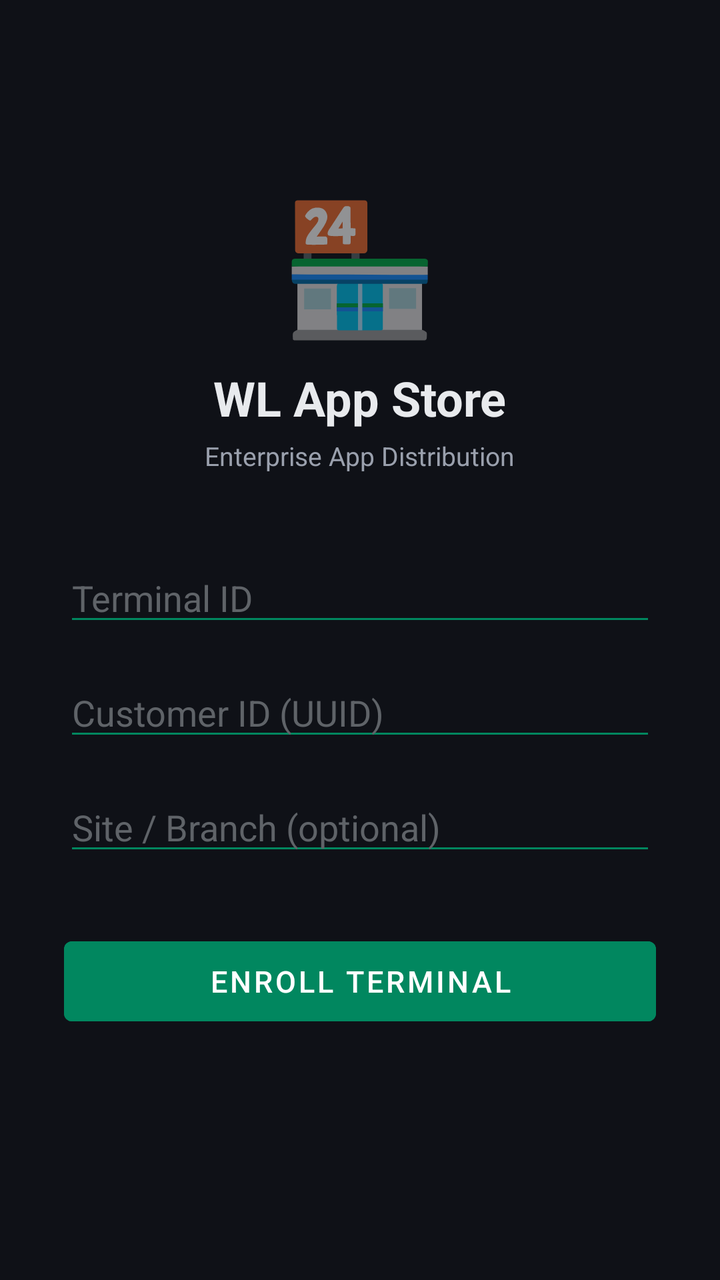
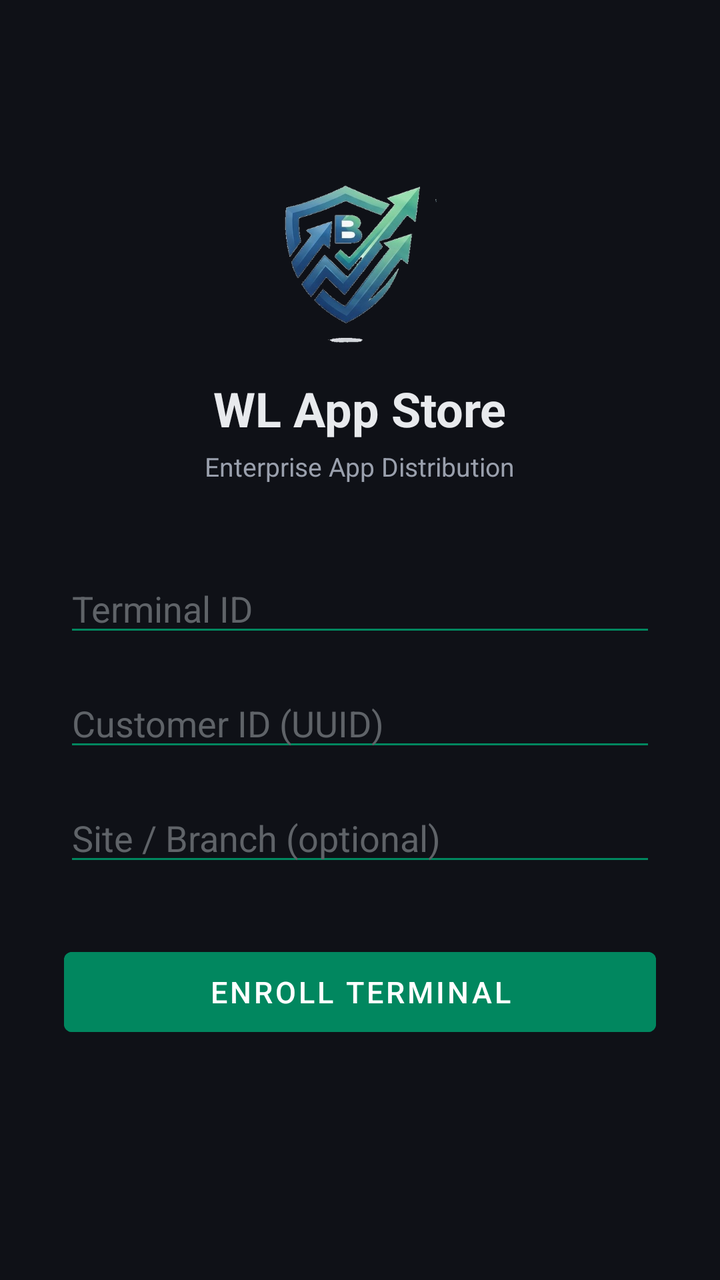

Compare the two renders of this Android layout. The source of the first and the diff that turns it into the second are given below.
<!-- AndroidManifest.xml: activity theme Theme.WLStore.Enrollment -->
<!-- res/layout/activity_enrollment.xml -->
<?xml version="1.0" encoding="utf-8"?>
<LinearLayout xmlns:android="http://schemas.android.com/apk/res/android"
    android:layout_width="match_parent"
    android:layout_height="match_parent"
    android:orientation="vertical"
    android:padding="32dp"
    android:gravity="center"
    android:background="#0F1117">

    
    <TextView
        android:layout_width="wrap_content"
        android:layout_height="wrap_content"
        android:text="🏪"
        android:textSize="64sp"
        android:layout_marginBottom="8dp" />

    <TextView
        android:layout_width="wrap_content"
        android:layout_height="wrap_content"
        android:text="WL App Store"
        android:textSize="24sp"
        android:textStyle="bold"
        android:textColor="#E8EAED"
        android:layout_marginBottom="4dp" />

    <TextView
        android:layout_width="wrap_content"
        android:layout_height="wrap_content"
        android:text="Enterprise App Distribution"
        android:textSize="13sp"
        android:textColor="#9AA0AD"
        android:layout_marginBottom="40dp" />

    
    <EditText
        android:id="@+id/et_terminal_id"
        android:layout_width="match_parent"
        android:layout_height="wrap_content"
        android:hint="Terminal ID"
        android:textColor="#E8EAED"
        android:textColorHint="#5F6368"
        android:backgroundTint="#01875F"
        android:inputType="textCapCharacters"
        android:layout_marginBottom="16dp" />

    
    <EditText
        android:id="@+id/et_customer_id"
        android:layout_width="match_parent"
        android:layout_height="wrap_content"
        android:hint="Customer ID (UUID)"
        android:textColor="#E8EAED"
        android:textColorHint="#5F6368"
        android:backgroundTint="#01875F"
        android:layout_marginBottom="16dp" />

    
    <EditText
        android:id="@+id/et_site"
        android:layout_width="match_parent"
        android:layout_height="wrap_content"
        android:hint="Site / Branch (optional)"
        android:textColor="#E8EAED"
        android:textColorHint="#5F6368"
        android:backgroundTint="#01875F"
        android:layout_marginBottom="32dp" />

    
    <Button
        android:id="@+id/btn_enroll"
        android:layout_width="match_parent"
        android:layout_height="52dp"
        android:text="Enroll Terminal"
        android:textColor="#FFFFFF"
        android:textSize="15sp"
        android:backgroundTint="#01875F"
        android:layout_marginBottom="16dp" />

    <ProgressBar
        android:id="@+id/progress_bar"
        android:layout_width="wrap_content"
        android:layout_height="wrap_content"
        android:visibility="gone"
        android:indeterminateTint="#01875F"
        android:layout_marginBottom="12dp" />

    <TextView
        android:id="@+id/tv_status"
        android:layout_width="wrap_content"
        android:layout_height="wrap_content"
        android:text=""
        android:textColor="#9AA0AD"
        android:textSize="13sp" />

</LinearLayout>
<!-- resources referenced by this layout -->
<resources>
  <style name="Theme.WLStore.Enrollment" parent="Theme.WLStore">
          <item name="android:windowBackground">@color/wl_background</item>
      </style>
  <style name="Theme.WLStore" parent="Theme.MaterialComponents.DayNight.NoActionBar">
          <item name="colorPrimary">@color/wl_green</item>
          <item name="colorPrimaryVariant">@color/wl_green_dark</item>
          <item name="colorOnPrimary">@color/white</item>
          <item name="colorSecondary">@color/wl_green</item>
          <item name="colorOnSecondary">@color/white</item>
          <item name="android:colorBackground">@color/wl_background</item>
          <item name="android:statusBarColor">@color/wl_background</item>
          <item name="android:navigationBarColor">@color/wl_background</item>
          <item name="android:windowLightStatusBar" tools:targetApi="m">false</item>
      </style>
  <color name="wl_background">#0F1117</color>
  <color name="wl_green">#01875F</color>
  <color name="wl_green_dark">#016B4D</color>
  <color name="white">#FFFFFFFF</color>
</resources>

<!-- the commit's change to res/layout/activity_enrollment.xml (unified diff, before → after) -->
@@ -8,12 +8,12 @@
     android:background="#0F1117">
 
     
-    <TextView
-        android:layout_width="wrap_content"
-        android:layout_height="wrap_content"
-        android:text="🏪"
-        android:textSize="64sp"
-        android:layout_marginBottom="8dp" />
+    <ImageView
+        android:layout_width="96dp"
+        android:layout_height="96dp"
+        android:layout_marginBottom="8dp"
+        android:contentDescription="@null"
+        android:src="@drawable/logo_mark" />
 
     <TextView
         android:layout_width="wrap_content"
<!-- resource entries referenced after the edit -->
@@ -1,5 +1,6 @@
 <!-- resources referenced by this layout -->
 <resources>
+  <!-- drawable logo_mark: png bitmap (drawable, 118137 bytes) -->
   <style name="Theme.WLStore.Enrollment" parent="Theme.WLStore">
           <item name="android:windowBackground">@color/wl_background</item>
       </style>
